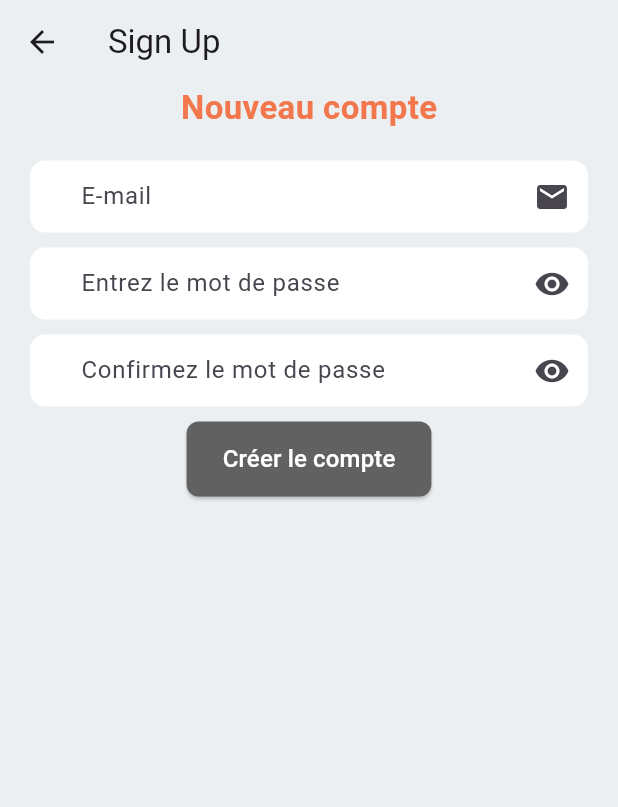
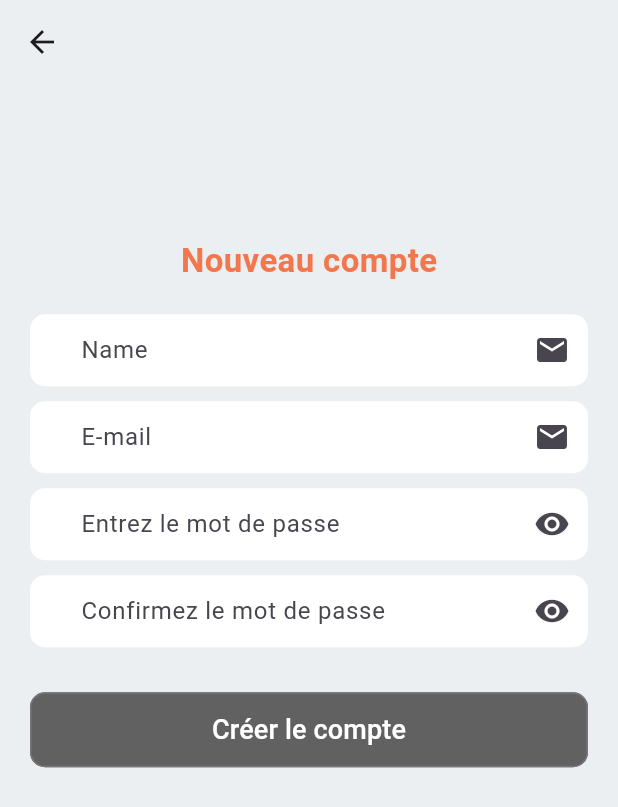
Before and after one commit to alankouakou/edemandes, a Flutter app: the SignupPage screen opened directly, on a phone screen of 412 x 824 dp. Shown: the top 807 px of the screen. Run offline on Flutter 3.47's test engine with Material 3 defaults, Android fonts, the phone set to English and light mode, and no system bars; our stand-ins replace equatable, firebase_auth, firebase_core, flutter_bloc, flutter_riverpod, fluttertoast and 3 more; accounts and stored records are empty.

Commit message:
Getit implemented, Supabase setup completed, Usermodel & Entities completed

```diff
--- /dev/null
+++ b/lib/features/authentification/domain/entities/user.dart
@@ -0,0 +1,11 @@
+class User {
+  final String id;
+  final String email;
+  final String name;
+
+  const User({
+    required this.id,
+    required this.email,
+    required this.name,
+  });
+}
--- a/lib/features/authentification/domain/repository/auth_repository.dart
+++ b/lib/features/authentification/domain/repository/auth_repository.dart
@@ -1,10 +1,11 @@
 import 'package:demandes/core/error/failures.dart';
+import 'package:demandes/features/authentification/domain/entities/user.dart';
 import 'package:fpdart/fpdart.dart';
 
 abstract interface class AuthRepository {
-  Future<Either<Failure, String>> loginWithEmailAndPassword(
+  Future<Either<Failure, User>> loginWithEmailAndPassword(
       {required String email, required String password});
 
-  Future<Either<Failure, String>> signUpWithEmailAndPassword(
+  Future<Either<Failure, User>> signUpWithEmailAndPassword(
       {required String name, required String email, required String password});
 }
--- a/lib/features/authentification/domain/usecases/user_sign_up.dart
+++ b/lib/features/authentification/domain/usecases/user_sign_up.dart
@@ -1,15 +1,16 @@
 import 'package:demandes/core/error/exceptions.dart';
 import 'package:demandes/core/error/failures.dart';
 import 'package:demandes/core/usecase.dart';
+import 'package:demandes/features/authentification/domain/entities/user.dart';
 import 'package:demandes/features/authentification/domain/repository/auth_repository.dart';
 import 'package:fpdart/fpdart.dart';
 
-class UserSignUp implements UseCase<String, UserSignupParams> {
+class UserSignUp implements UseCase<User, UserSignupParams> {
   final AuthRepository authRepository;
 
   UserSignUp(this.authRepository);
   @override
-  Future<Either<Failure, String>> call(params) async {
+  Future<Either<Failure, User>> call(params) async {
     try {
       return await authRepository.signUpWithEmailAndPassword(
         name: params.name,
--- a/lib/features/authentification/presentation/bloc/auth_bloc.dart
+++ b/lib/features/authentification/presentation/bloc/auth_bloc.dart
@@ -1,3 +1,6 @@
+import 'package:demandes/features/authentification/domain/entities/user.dart';
+import 'package:demandes/features/authentification/domain/usecases/user_sign_up.dart';
+import 'package:flutter/material.dart';
 import 'package:flutter_bloc/flutter_bloc.dart';
 import 'package:equatable/equatable.dart';
 
@@ -5,9 +8,21 @@
 part 'auth_state.dart';
 
 class AuthBloc extends Bloc<AuthEvent, AuthState> {
-  AuthBloc() : super(AuthInitial()) {
-    on<AuthEvent>((event, emit) {
-      // TODO: implement event handler
+  final UserSignUp _userSignUp;
+  AuthBloc({required UserSignUp userSignUp})
+      : _userSignUp = userSignUp,
+        super(AuthInitial()) {
+    on<AuthSignUp>((event, emit) async {
+      final res = await _userSignUp(UserSignupParams(
+        name: event.name,
+        email: event.email,
+        password: event.password,
+      ));
+
+      res.fold(
+        (failure) => emit(AuthFailure(message: failure.message)),
+        (user) => emit(AuthSuccess(user: user)),
+      );
     });
   }
 }
--- a/lib/features/authentification/presentation/bloc/auth_event.dart
+++ b/lib/features/authentification/presentation/bloc/auth_event.dart
@@ -7,3 +7,15 @@
   @override
   List<Object> get props => [];
 }
+
+final class AuthSignUp extends AuthEvent {
+  final String name;
+  final String email;
+  final String password;
+
+  const AuthSignUp({
+    required this.name,
+    required this.email,
+    required this.password,
+  });
+}
--- a/lib/features/authentification/presentation/bloc/auth_state.dart
+++ b/lib/features/authentification/presentation/bloc/auth_state.dart
@@ -1,5 +1,6 @@
 part of 'auth_bloc.dart';
 
+@immutable
 sealed class AuthState extends Equatable {
   const AuthState();
 
@@ -11,6 +12,12 @@
 
 final class AuthLoading extends AuthState {}
 
-final class AuthSuccess extends AuthState {}
+final class AuthSuccess extends AuthState {
+  final User user;
+  const AuthSuccess({required this.user});
+}
 
-final class AuthFailure extends AuthState {}
+final class AuthFailure extends AuthState {
+  final String message;
+  const AuthFailure({required this.message});
+}
--- a/lib/features/authentification/presentation/pages/signup_page.dart
+++ b/lib/features/authentification/presentation/pages/signup_page.dart
@@ -1,7 +1,10 @@
+import 'package:demandes/features/authentification/presentation/bloc/auth_bloc.dart';
+import 'package:demandes/features/authentification/presentation/widgets/auth_button.dart';
 import 'package:demandes/features/authentification/presentation/widgets/auth_field.dart';
 import 'package:demandes/features/authentification/presentation/widgets/auth_password_field.dart';
 import 'package:demandes/core/themes/app_palette.dart';
 import 'package:flutter/material.dart';
+import 'package:flutter_bloc/flutter_bloc.dart';
 
 class SignupPage extends StatefulWidget {
   const SignupPage({super.key});
@@ -17,6 +20,7 @@
 class _SignupPageState extends State<SignupPage> {
   final _formKey = GlobalKey<FormState>();
   final _emailController = TextEditingController();
+  final _nameController = TextEditingController();
   final _passwordController = TextEditingController();
   final _repeatPasswordController = TextEditingController();
   bool isVisible = true;
@@ -35,21 +39,29 @@
   Widget build(BuildContext context) {
     return Scaffold(
         backgroundColor: AppPalette.scaffoldLightBackgroundColor,
-        appBar: AppBar(title: const Text('Sign Up')),
+        appBar: AppBar(),
         body: SafeArea(
           child: Padding(
             padding: const EdgeInsets.only(left: 20.0, right: 20.0),
             child: Form(
               key: _formKey,
               autovalidateMode: AutovalidateMode.disabled,
-              child: Column(children: [
-                const Padding(
-                  padding: EdgeInsets.only(bottom: 20.0),
-                  child: Text('Nouveau compte',
+              child: Column(
+                  mainAxisAlignment: MainAxisAlignment.center,
+                  children: [
+                    const Text('Nouveau compte',
                         style: TextStyle(
                             fontSize: 22,
                             color: Color(0xFFF3774D),
                             fontWeight: FontWeight.bold)),
+                    const SizedBox(height: 20.0),
+                    Padding(
+                      padding: const EdgeInsets.only(bottom: 10.0),
+                      child: AuthField(
+                        controller: _nameController,
+                        hintText: 'Name',
+                        suffixIcon: const Icon(Icons.mail),
+                      ),
                     ),
                     Padding(
                       padding: const EdgeInsets.only(bottom: 10.0),
@@ -72,26 +84,28 @@
                           controller: _repeatPasswordController,
                           hintText: 'Confirmez le mot de passe',
                         )),
+                    const SizedBox(height: 20.0),
                     Padding(
                       padding: const EdgeInsets.only(bottom: 10.0),
-                  child: ElevatedButton(
+                      child: AuthButton(
                         onPressed: () {
                           if (_formKey.currentState!.validate()) {
-                        signUp(_emailController.text, _passwordController.text);
+                            context.read<AuthBloc>().add(
+                                  AuthSignUp(
+                                      name: _nameController.text.trim(),
+                                      email: _emailController.text.trim(),
+                                      password:
+                                          _passwordController.text.trim()),
+                                );
+                            //signUp(_emailController.text,
+                            //    _passwordController.text);
                             Navigator.pop(context);
                           }
                         },
-                    style: ElevatedButton.styleFrom(
-                        fixedSize: const Size(double.infinity, 50),
-                        foregroundColor: Colors.white,
-                        backgroundColor: AppPalette.buttonBackgroundColor,
-                        shape: RoundedRectangleBorder(
-                            side: BorderSide.none,
-                            borderRadius: BorderRadius.circular(8.0))),
-                    child: const Text('Créer le compte',
-                        style: TextStyle(fontSize: 16)),
+                        title: 'Créer le compte',
                       ),
-                )
+                    ),
+                    const SizedBox(height: 200.0),
                   ]),
             ),
           ),
--- /dev/null
+++ b/lib/features/authentification/presentation/widgets/auth_button.dart
@@ -0,0 +1,25 @@
+import 'package:demandes/core/themes/app_palette.dart';
+import 'package:flutter/material.dart';
+
+class AuthButton extends StatelessWidget {
+  final String title;
+  final VoidCallback onPressed;
+
+  const AuthButton({super.key, required this.title, required this.onPressed});
+
+  @override
+  Widget build(BuildContext context) {
+    return OutlinedButton(
+        onPressed: onPressed,
+        style: OutlinedButton.styleFrom(
+          minimumSize: const Size(double.infinity, 50.0),
+          shape:
+              RoundedRectangleBorder(borderRadius: BorderRadius.circular(10.0)),
+          backgroundColor: AppPalette.buttonBackgroundColor,
+        ),
+        child: Text(
+          title,
+          style: const TextStyle(color: Colors.white, fontSize: 18),
+        ));
+  }
+}
--- a/pubspec.yaml
+++ b/pubspec.yaml
@@ -42,6 +42,7 @@
   fpdart: ^1.1.0
   supabase_flutter: ^2.8.0
   flutter_bloc: ^8.1.6
+  get_it: ^8.0.1
 
   # firebase_messaging: ^14.5.0
 
```
Also changed, not shown: lib/features/authentification/data/datasources/auth_remote_datasource.dart (+7 -6 lines), lib/features/authentification/data/models/user_model.dart (added, +17 -0 lines), lib/features/authentification/data/repositories/auth_repository_impl.dart (+7 -6 lines), lib/features/authentification/presentation/pages/login_page.dart (+3 -10 lines), lib/features/authentification/presentation/pages/reset_password_page.dart (+13 -7 lines), lib/init_dependencies.dart (added, +47 -0 lines), lib/main.dart (+11 -10 lines), pubspec.lock. Lines whose indentation alone changed are shown as unchanged.
